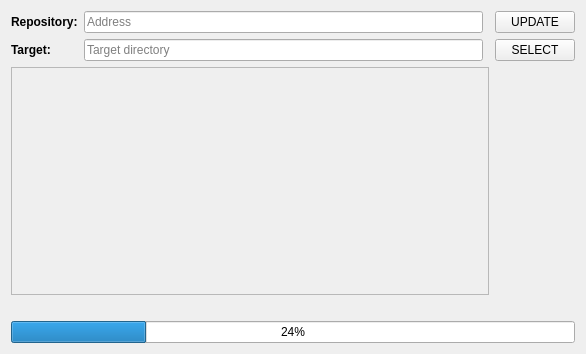
Above: src/mainwindow.ui from DrSmyrke/My-Updater before the change. Below: the same form after it.
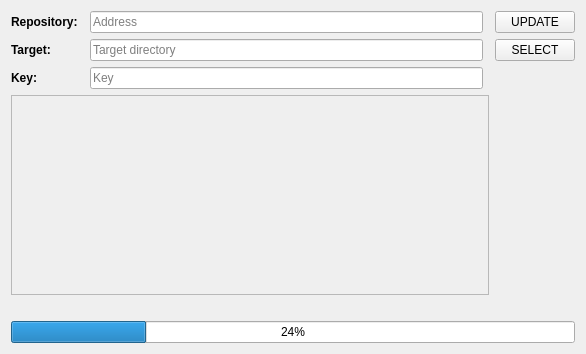
That is the form after the change.

```diff
--- a/src/mainwindow.ui
+++ b/src/mainwindow.ui
@@ -15,30 +15,37 @@
   </property>
   <widget class="QWidget" name="centralWidget">
    <layout class="QGridLayout" name="gridLayout">
-    <item row="2" column="0" colspan="3">
-     <widget class="QPlainTextEdit" name="logBox">
-      <property name="enabled">
-       <bool>false</bool>
-      </property>
-      <property name="readOnly">
-       <bool>true</bool>
+    <item row="2" column="0">
+     <widget class="QLabel" name="label_3">
+      <property name="text">
+       <string>&lt;b&gt;Key:&lt;/b&gt;</string>
       </property>
      </widget>
     </item>
-    <item row="4" column="0" colspan="4">
+    <item row="5" column="0" colspan="5">
      <widget class="QProgressBar" name="progressBar">
       <property name="value">
        <number>24</number>
       </property>
      </widget>
     </item>
-    <item row="0" column="3">
+    <item row="0" column="4">
      <widget class="QPushButton" name="updateB">
       <property name="text">
        <string>UPDATE</string>
       </property>
      </widget>
     </item>
+    <item row="3" column="0" colspan="4">
+     <widget class="QPlainTextEdit" name="logBox">
+      <property name="enabled">
+       <bool>false</bool>
+      </property>
+      <property name="readOnly">
+       <bool>true</bool>
+      </property>
+     </widget>
+    </item>
     <item row="0" column="0">
      <widget class="QLabel" name="label">
       <property name="text">
@@ -46,27 +53,6 @@
       </property>
      </widget>
     </item>
-    <item row="1" column="1">
-     <widget class="QLineEdit" name="targetBox">
-      <property name="placeholderText">
-       <string>Target directory</string>
-      </property>
-     </widget>
-    </item>
-    <item row="0" column="1">
-     <widget class="QLineEdit" name="addressBox">
-      <property name="placeholderText">
-       <string>Address</string>
-      </property>
-     </widget>
-    </item>
-    <item row="1" column="3">
-     <widget class="QPushButton" name="targetSB">
-      <property name="text">
-       <string>SELECT</string>
-      </property>
-     </widget>
-    </item>
     <item row="1" column="0">
      <widget class="QLabel" name="label_2">
       <property name="text">
@@ -74,13 +60,44 @@
       </property>
      </widget>
     </item>
-    <item row="3" column="0" colspan="4">
+    <item row="4" column="0" colspan="5">
      <widget class="QLabel" name="statusL">
       <property name="text">
        <string/>
       </property>
      </widget>
     </item>
+    <item row="1" column="4">
+     <widget class="QPushButton" name="targetSB">
+      <property name="text">
+       <string>SELECT</string>
+      </property>
+     </widget>
+    </item>
+    <item row="1" column="2">
+     <widget class="QLineEdit" name="targetBox">
+      <property name="placeholderText">
+       <string>Target directory</string>
+      </property>
+     </widget>
+    </item>
+    <item row="0" column="2">
+     <widget class="QLineEdit" name="addressBox">
+      <property name="placeholderText">
+       <string>Address</string>
+      </property>
+     </widget>
+    </item>
+    <item row="2" column="2">
+     <widget class="QLineEdit" name="keyBox">
+      <property name="echoMode">
+       <enum>QLineEdit::PasswordEchoOnEdit</enum>
+      </property>
+      <property name="placeholderText">
+       <string>Key</string>
+      </property>
+     </widget>
+    </item>
    </layout>
   </widget>
  </widget>
```
